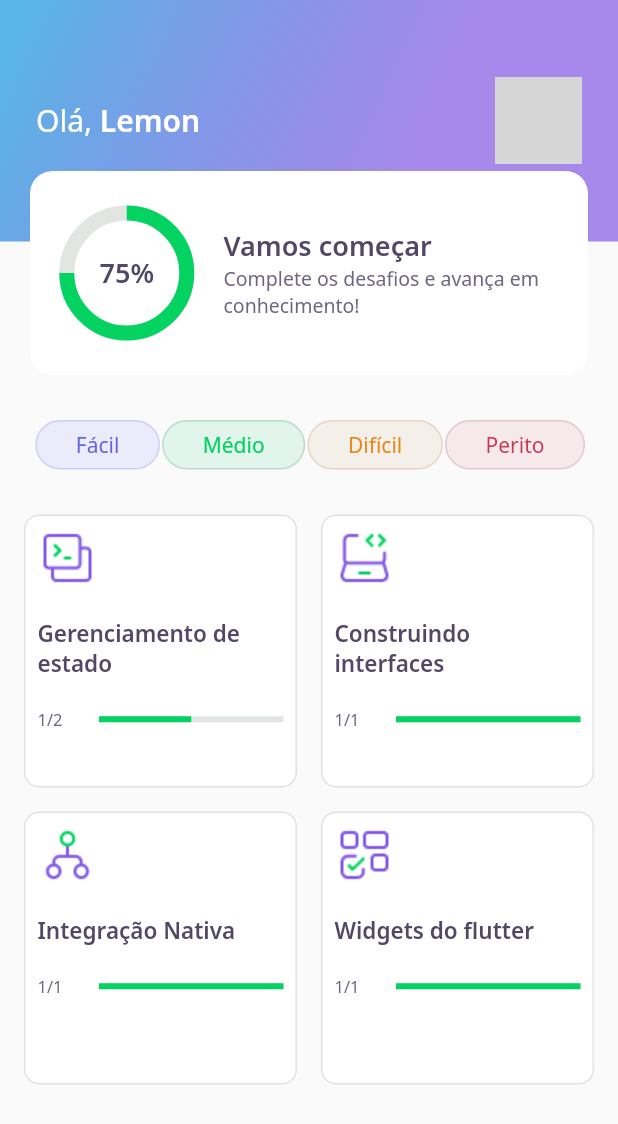
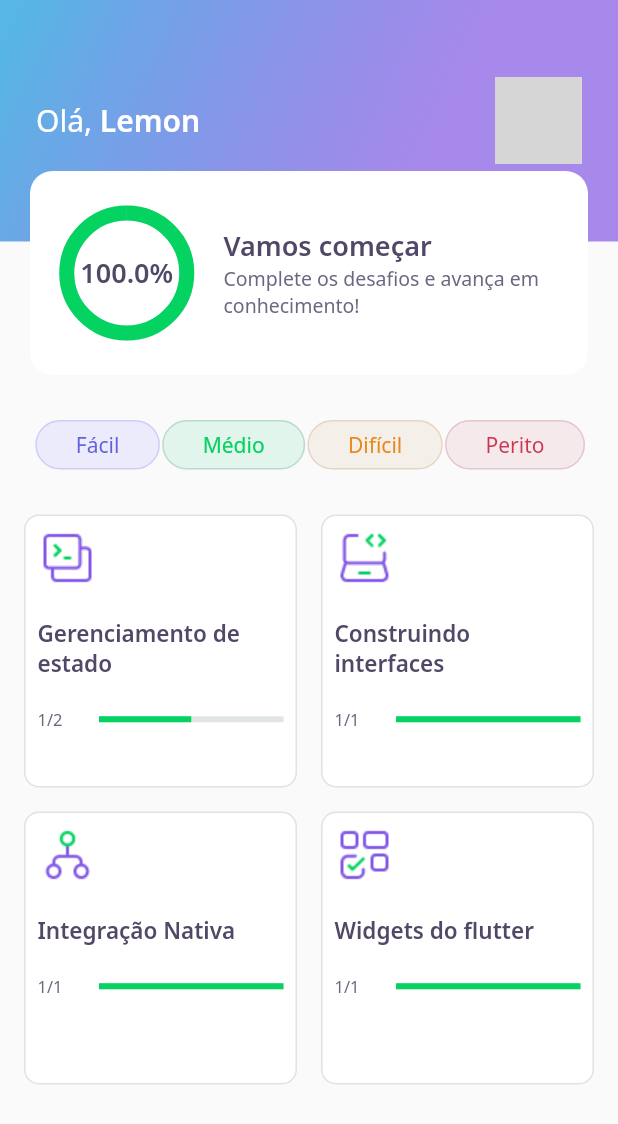
Before and after one commit to Andersonlimahw/flutter-rocketseat-devquiz, a Flutter app: the screen it shows after launch, on a phone screen of 412 x 824 dp. Shown: the top 1124 px of the screen. Run offline on Flutter 3.47's test engine with Material 2 defaults, Android fonts, the phone set to English and light mode, and no system bars; our stand-ins replace google_fonts; network calls fail; grey boxes are pictures that could not be loaded.

Commit message:
Repassando score dinamicamente

```diff
--- a/assets/database/user.json
+++ b/assets/database/user.json
@@ -1,5 +1,5 @@
 {
     "name": "Lemon",
     "photoUrl": "https://avatars.githubusercontent.com/u/15092575?v=4",
-    "score": 75
+    "score": 100
 }
--- a/lib/home/widgets/appbar/appbar_widget.dart
+++ b/lib/home/widgets/appbar/appbar_widget.dart
@@ -44,7 +44,7 @@ class AppBarWidget extends PreferredSize {
                     ),
                     Align(
                       alignment: Alignment(0.0, 1.0),
-                      child: ScoreCardWidget(),
+                      child: ScoreCardWidget(score: 100),
                     )
                   ],
                 )
--- a/lib/home/widgets/chart/chart_widget.dart
+++ b/lib/home/widgets/chart/chart_widget.dart
@@ -1,9 +1,14 @@
-import 'package:DevQuiz/core/core.dart';
 import 'package:flutter/cupertino.dart';
 import 'package:flutter/material.dart';
 
+import 'package:DevQuiz/core/core.dart';
+
 class ChartWidget extends StatelessWidget {
-  const ChartWidget({Key? key}) : super(key: key);
+  final double score;
+  const ChartWidget({
+    Key? key,
+    required this.score,
+  }) : super(key: key);
 
   @override
   Widget build(BuildContext context) {
@@ -18,7 +23,7 @@ class ChartWidget extends StatelessWidget {
                 width: 80,
                 child: CircularProgressIndicator(
                   strokeWidth: 10,
-                  value: .75,
+                  value: score,
                   backgroundColor: AppColors.chartSecondary,
                   valueColor:
                       AlwaysStoppedAnimation<Color>(AppColors.chartPrimary),
@@ -26,7 +31,7 @@ class ChartWidget extends StatelessWidget {
           ),
           Center(
             child: Text(
-            "75%",
+            "${score}%",
             style: AppTextStyles.heading,
           ))
         ],
--- a/lib/home/widgets/score_card/score_card_widget.dart
+++ b/lib/home/widgets/score_card/score_card_widget.dart
@@ -1,11 +1,17 @@
+import 'package:flutter/cupertino.dart';
+import 'package:flutter/material.dart';
+
 import 'package:DevQuiz/core/app_colors.dart';
 import 'package:DevQuiz/core/core.dart';
 import 'package:DevQuiz/home/widgets/chart/chart_widget.dart';
-import 'package:flutter/cupertino.dart';
-import 'package:flutter/material.dart';
 
 class ScoreCardWidget extends StatelessWidget {
-  const ScoreCardWidget({Key? key}) : super(key: key);
+  final double score;
+
+  const ScoreCardWidget({
+    Key? key,
+    required this.score,
+  }) : super(key: key);
 
   @override
   Widget build(BuildContext context) {
@@ -23,7 +29,7 @@ class ScoreCardWidget extends StatelessWidget {
             crossAxisAlignment: CrossAxisAlignment.center,
             children: [
               Expanded(flex: 1,
-                child: ChartWidget(),
+                child: ChartWidget(score: score,),
               ),
               Expanded(
                   flex: 3,
```
